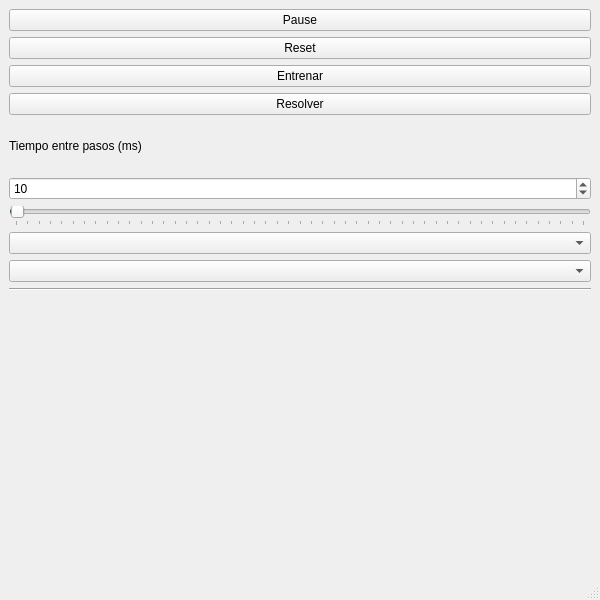
Above: prueba.ui from elKuston/QLearning before the change. Below: the same form after it.
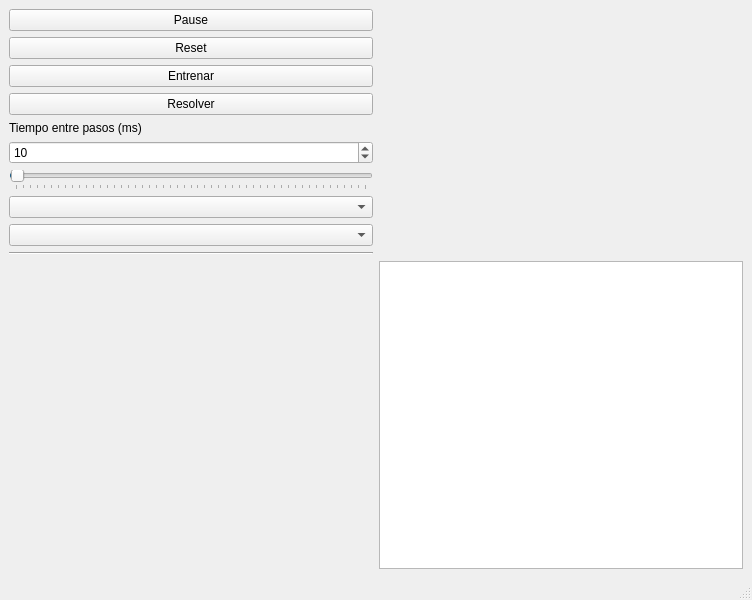
That is the form after the change. Custom widgets are drawn as their Qt base class.

```diff
--- a/prueba.ui
+++ b/prueba.ui
@@ -6,7 +6,7 @@
    <rect>
     <x>0</x>
     <y>0</y>
-    <width>600</width>
+    <width>752</width>
     <height>600</height>
    </rect>
   </property>
@@ -126,6 +126,25 @@
     <item row="3" column="0">
      <widget class="EntornoWidget" name="entorno" native="true"/>
     </item>
+    <item row="3" column="1">
+     <widget class="QTextEdit" name="logTextbox">
+      <property name="minimumSize">
+       <size>
+        <width>50</width>
+        <height>0</height>
+       </size>
+      </property>
+      <property name="baseSize">
+       <size>
+        <width>500</width>
+        <height>0</height>
+       </size>
+      </property>
+      <property name="readOnly">
+       <bool>true</bool>
+      </property>
+     </widget>
+    </item>
    </layout>
   </widget>
   <widget class="QMenuBar" name="menubar">
```
Left out of the diff: 21 changed lines with no effect on the pictures.
